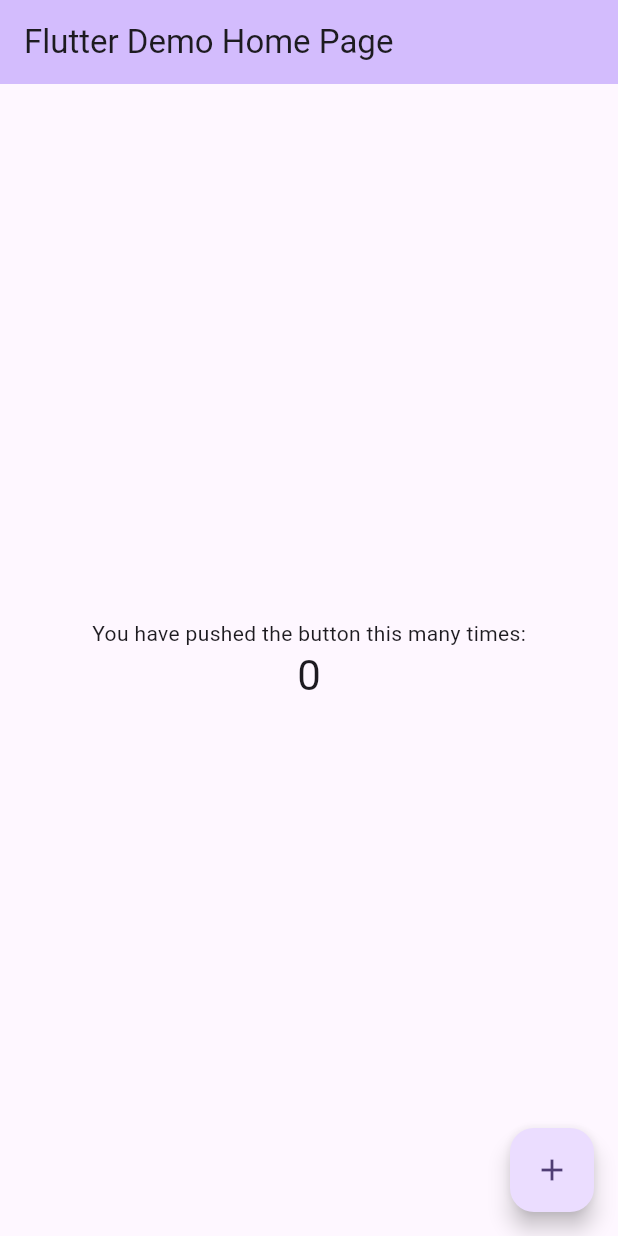
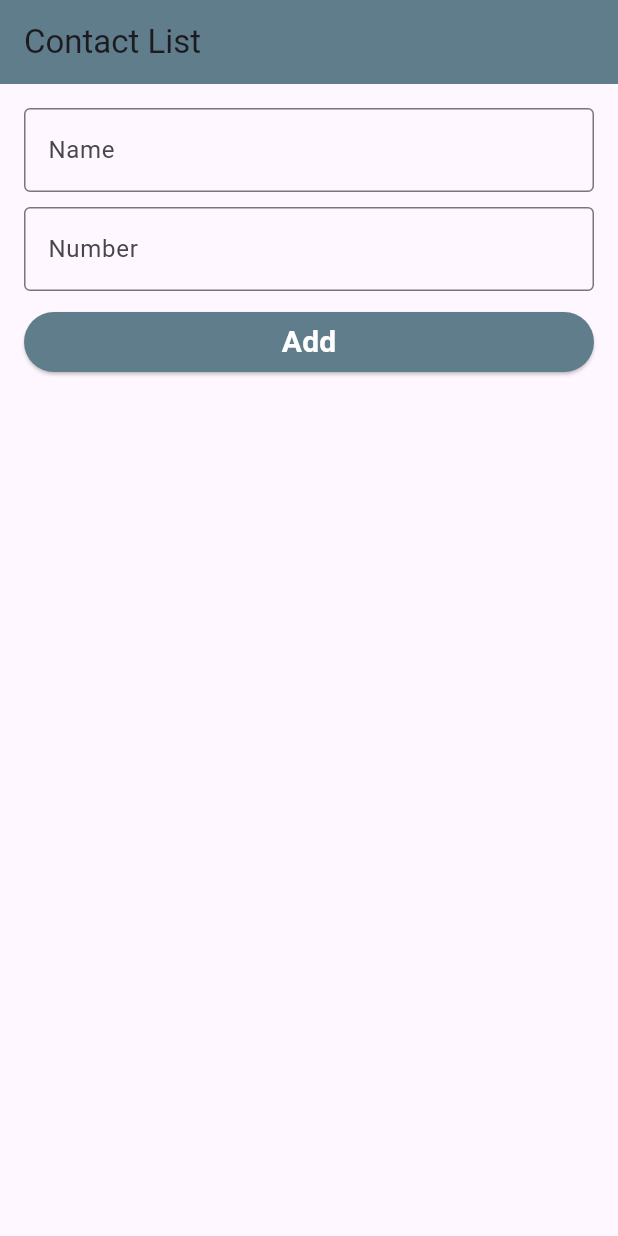
Before and after one commit to Durjoydattaprantho/assignment, a Flutter app: the screen it shows after launch, on a phone screen of 412 x 824 dp. Run offline on Flutter 3.47's test engine with Material 3 defaults, Android fonts, the phone set to English and light mode, and no system bars.

Commit message:
assignment2 file update

```diff
--- a/lib/assignment2/firstPage.dart
+++ b/lib/assignment2/firstPage.dart
@@ -0,0 +1,166 @@
+import 'package:flutter/material.dart';
+
+class Contact {
+  String name;
+  String number;
+
+  Contact({required this.name, required this.number});
+}
+
+class pageOne extends StatefulWidget {
+  @override
+  _pageOneState createState() => _pageOneState();
+}
+
+class _pageOneState extends State<pageOne> {
+  final TextEditingController nameController = TextEditingController();
+  final TextEditingController numberController = TextEditingController();
+  List<Contact> contacts = [];
+
+  void addContact() {
+    String name = nameController.text.trim();
+    String number = numberController.text.trim();
+
+    if (name.isNotEmpty && number.isNotEmpty) {
+      setState(() {
+        contacts.add(Contact(name: name, number: number));
+      });
+
+      nameController.clear();
+      numberController.clear();
+    }
+  }
+
+  void deleteContact(int index) {
+    setState(() {
+      contacts.removeAt(index);
+    });
+  }
+
+  void showDeleteConfirmationDialog(int index) {
+    showDialog(
+      context: context,
+      builder: (context) => AlertDialog(
+        title: const Text("Confirmation"),
+        content: const Text("Are you sure you want to delete?"),
+        actions: [
+          IconButton(
+            icon: const Icon(Icons.cancel, color: Colors.grey),
+            onPressed: () => Navigator.pop(context),
+          ),
+          IconButton(
+            icon: const Icon(Icons.delete, color: Colors.red),
+            onPressed: () {
+              deleteContact(index);
+              Navigator.pop(context);
+            },
+          ),
+        ],
+      ),
+    );
+  }
+  void confirmDelete(String id) {
+    showDialog(
+      context: context,
+      builder: (context) => AlertDialog(
+        title: Text('Confirmation'),
+        content: Text('Are you sure for Delete?'),
+        actions: [
+          TextButton(
+            onPressed: () => Navigator.pop(context),
+            child: Icon(Icons.content_paste_off,color: Colors.blue,),
+          ),
+          TextButton(
+            onPressed: () {
+              // deleteContact(id);
+              Navigator.pop(context);
+            },
+            child: Icon(Icons.delete,color: Colors.blue,),
+          ),
+        ],
+      ),
+    );
+  }
+
+  @override
+  Widget build(BuildContext context) {
+    return Scaffold(
+      appBar: AppBar(
+        title: const Text("Contact List"),
+        backgroundColor: Colors.blueGrey,
+      ),
+      body: Padding(
+        padding: const EdgeInsets.all(16.0),
+        child: Column(
+          children: [
+            TextFormField(
+              controller: nameController,
+              decoration: InputDecoration(
+                border: OutlineInputBorder(),
+                hintText: "Name",
+              ),
+              validator: (value) {
+                if (value == null || value.isEmpty) {
+                  return "Empty for the name option";
+                }
+                return null;
+              },
+            ),
+            const SizedBox(height: 10),
+            TextFormField(
+              controller: numberController,
+              decoration: InputDecoration(
+                border: OutlineInputBorder(),
+                hintText: "Number",
+              ),
+              keyboardType: TextInputType.phone,
+              validator: (value) {
+                if (value == null || value.isEmpty || value.length < 11) {
+                  return "Number must be it lest 11 ct";
+                }
+                return null;
+              },
+            ),
+            const SizedBox(height: 10),
+            SizedBox(
+              width: double.infinity,
+              child: ElevatedButton(
+                style: ElevatedButton.styleFrom(
+                  backgroundColor: Colors.blueGrey,
+                ),
+                onPressed: addContact,
+                child: Text(
+                  "Add",
+                  style: TextStyle(
+                      fontSize: 20,
+                      color: Colors.white,
+                      fontWeight: FontWeight.bold),
+                ),
+              ),
+            ),
+            const SizedBox(height: 10),
+            Expanded(
+              child: ListView.builder(
+                itemCount: contacts.length,
+                itemBuilder: (context, index) {
+                  return Card(
+                    child: ListTile(
+                      leading: const Icon(Icons.account_circle),
+                      title: Text(
+                        contacts[index].name,
+                        style: const TextStyle(fontWeight: FontWeight.bold),
+                      ),
+                      subtitle: Text(contacts[index].number),
+                      trailing: const Icon(Icons.call, color: Colors.blue),
+                      onLongPress: () => showDeleteConfirmationDialog(index),
+                    ),
+                  );
+                },
+              ),
+            ),
+          ],
+        ),
+      ),
+    );
+  }
+}
--- a/lib/main.dart
+++ b/lib/main.dart
@@ -1,3 +1,6 @@
+import 'package:assignment/assignment2/firstPage.dart';
+import 'package:assignment/assignment2/hi.dart';
+import 'package:assignment/assignment2/my.dart';
 import 'package:flutter/material.dart';
 
 void main() {
@@ -7,119 +10,11 @@ void main() {
 class MyApp extends StatelessWidget {
   const MyApp({super.key});
 
-  // This widget is the root of your application.
   @override
   Widget build(BuildContext context) {
     return MaterialApp(
-      title: 'Flutter Demo',
-      theme: ThemeData(
-        // This is the theme of your application.
-        //
-        // TRY THIS: Try running your application with "flutter run". You'll see
-        // the application has a purple toolbar. Then, without quitting the app,
-        // try changing the seedColor in the colorScheme below to Colors.green
-        // and then invoke "hot reload" (save your changes or press the "hot
-        // reload" button in a Flutter-supported IDE, or press "r" if you used
-        // the command line to start the app).
-        //
-        // Notice that the counter didn't reset back to zero; the application
-        // state is not lost during the reload. To reset the state, use hot
-        // restart instead.
-        //
-        // This works for code too, not just values: Most code changes can be
-        // tested with just a hot reload.
-        colorScheme: ColorScheme.fromSeed(seedColor: Colors.deepPurple),
-        useMaterial3: true,
-      ),
-      home: const MyHomePage(title: 'Flutter Demo Home Page'),
+      debugShowCheckedModeBanner: false,
+      home: pageOne(),
     );
   }
 }
-
-class MyHomePage extends StatefulWidget {
-  const MyHomePage({super.key, required this.title});
-
-  // This widget is the home page of your application. It is stateful, meaning
-  // that it has a State object (defined below) that contains fields that affect
-  // how it looks.
-
-  // This class is the configuration for the state. It holds the values (in this
-  // case the title) provided by the parent (in this case the App widget) and
-  // used by the build method of the State. Fields in a Widget subclass are
-  // always marked "final".
-
-  final String title;
-
-  @override
-  State<MyHomePage> createState() => _MyHomePageState();
-}
-
-class _MyHomePageState extends State<MyHomePage> {
-  int _counter = 0;
-
-  void _incrementCounter() {
-    setState(() {
-      // This call to setState tells the Flutter framework that something has
-      // changed in this State, which causes it to rerun the build method below
-      // so that the display can reflect the updated values. If we changed
-      // _counter without calling setState(), then the build method would not be
-      // called again, and so nothing would appear to happen.
-      _counter++;
-    });
-  }
-
-  @override
-  Widget build(BuildContext context) {
-    // This method is rerun every time setState is called, for instance as done
-    // by the _incrementCounter method above.
-    //
-    // The Flutter framework has been optimized to make rerunning build methods
-    // fast, so that you can just rebuild anything that needs updating rather
-    // than having to individually change instances of widgets.
-    return Scaffold(
-      appBar: AppBar(
-        // TRY THIS: Try changing the color here to a specific color (to
-        // Colors.amber, perhaps?) and trigger a hot reload to see the AppBar
-        // change color while the other colors stay the same.
-        backgroundColor: Theme.of(context).colorScheme.inversePrimary,
-        // Here we take the value from the MyHomePage object that was created by
-        // the App.build method, and use it to set our appbar title.
-        title: Text(widget.title),
-      ),
-      body: Center(
-        // Center is a layout widget. It takes a single child and positions it
-        // in the middle of the parent.
-        child: Column(
-          // Column is also a layout widget. It takes a list of children and
-          // arranges them vertically. By default, it sizes itself to fit its
-          // children horizontally, and tries to be as tall as its parent.
-          //
-          // Column has various properties to control how it sizes itself and
-          // how it positions its children. Here we use mainAxisAlignment to
-          // center the children vertically; the main axis here is the vertical
-          // axis because Columns are vertical (the cross axis would be
-          // horizontal).
-          //
-          // TRY THIS: Invoke "debug painting" (choose the "Toggle Debug Paint"
-          // action in the IDE, or press "p" in the console), to see the
-          // wireframe for each widget.
-          mainAxisAlignment: MainAxisAlignment.center,
-          children: <Widget>[
-            const Text(
-              'You have pushed the button this many times:',
-            ),
-            Text(
-              '$_counter',
-              style: Theme.of(context).textTheme.headlineMedium,
-            ),
-          ],
-        ),
-      ),
-      floatingActionButton: FloatingActionButton(
-        onPressed: _incrementCounter,
-        tooltip: 'Increment',
-        child: const Icon(Icons.add),
-      ), // This trailing comma makes auto-formatting nicer for build methods.
-    );
-  }
-}
--- a/pubspec.yaml
+++ b/pubspec.yaml
@@ -34,6 +34,8 @@ dependencies:
   # The following adds the Cupertino Icons font to your application.
   # Use with the CupertinoIcons class for iOS style icons.
   cupertino_icons: ^1.0.8
+  flutter_screenutil:
+  shared_preferences:
 
 dev_dependencies:
   flutter_test:
```
Also changed, not shown: pubspec.lock.
